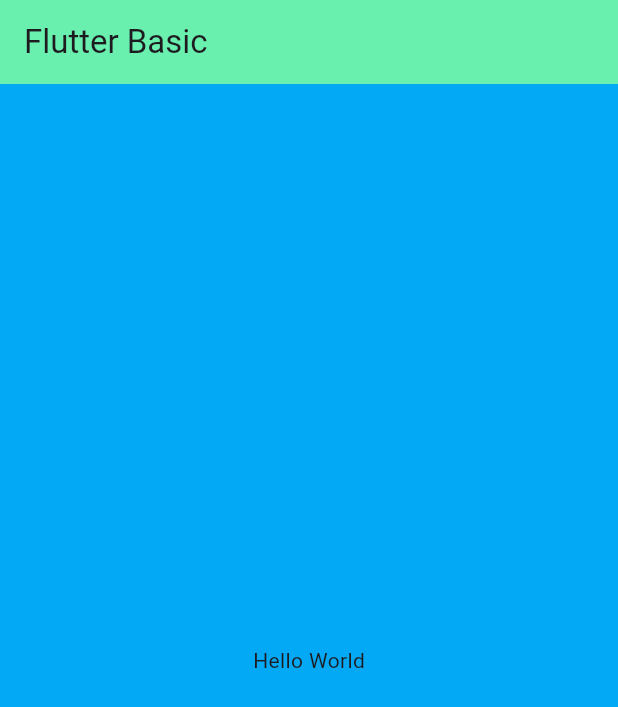
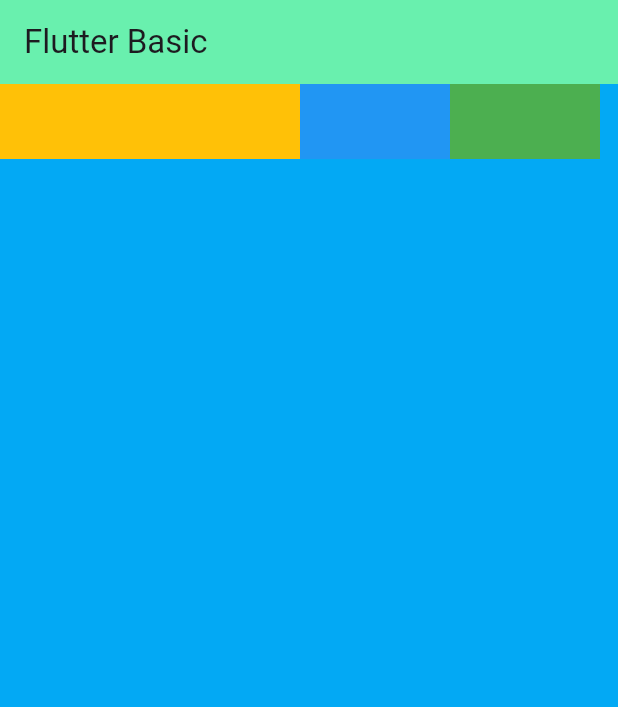
Before and after one commit to bibitdev/flutter_basic_wkuldii, a Flutter app: the screen it shows after launch, on a phone screen of 412 x 824 dp. Shown: the top 707 px of the screen. Run offline on Flutter 3.47's test engine with Material 3 defaults, Android fonts, the phone set to English and light mode, and no system bars.

Commit message:
widget Stack

```diff
--- a/lib/main.dart
+++ b/lib/main.dart
@@ -18,10 +18,30 @@
             title: const Text('Flutter Basic'),
             backgroundColor: Colors.greenAccent,
           ),
-        body: const Center(
-          child: Text('Hello World'),
+          body: Stack(
+            children: [
+              Container(
+                width: 400,
+                height: 50,
+                color: Colors.green,
               ),
+              Container(
+                width: 300,
+                height: 50,
+                color: Colors.blue,
               ),
+              Container(
+                width: 200,
+                height: 50,
+                color: Colors.red,
+              ),
+              Container(
+                width: 200,
+                height: 50,
+                color: Colors.amber,
+              ),
+            ],
+          )),
     );
   }
 }
```
Lines whose indentation alone changed are shown as unchanged.
